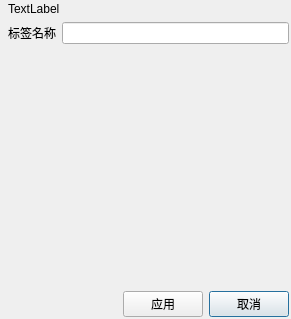
Above: graphical_config/safety_param_dialog.ui from su0814/qt_spc100 before the change. Below: the same form after it.
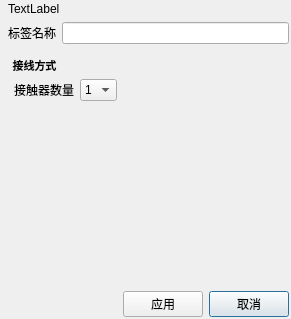
That is the form after the change. The open tabs and pages were chosen to show the change.

Commit message: relay配置增加接触器数量参数

```diff
--- a/graphical_config/safety_param_dialog.ui
+++ b/graphical_config/safety_param_dialog.ui
@@ -291,7 +291,88 @@
       <layout class="QGridLayout" name="gridLayout_21"/>
      </widget>
      <widget class="QWidget" name="page_relay">
-      <layout class="QGridLayout" name="gridLayout_24"/>
+      <layout class="QGridLayout" name="gridLayout_8">
+       <item row="0" column="0">
+        <widget class="QGroupBox" name="groupBox">
+         <property name="font">
+          <font>
+           <pointsize>-1</pointsize>
+           <weight>75</weight>
+           <italic>false</italic>
+           <bold>true</bold>
+          </font>
+         </property>
+         <property name="styleSheet">
+          <string notr="true">QGroupBox{border: none solid gray;font:bold 11px;}
+QGroupBox::title { subcontrol-origin: margin; subcontrol-position: top left; }</string>
+         </property>
+         <property name="title">
+          <string>接线方式</string>
+         </property>
+         <layout class="QGridLayout" name="gridLayout_7">
+          <property name="leftMargin">
+           <number>3</number>
+          </property>
+          <property name="topMargin">
+           <number>20</number>
+          </property>
+          <property name="rightMargin">
+           <number>0</number>
+          </property>
+          <property name="bottomMargin">
+           <number>0</number>
+          </property>
+          <item row="0" column="0">
+           <widget class="QLabel" name="label_5">
+            <property name="text">
+             <string>接触器数量</string>
+            </property>
+           </widget>
+          </item>
+          <item row="0" column="1">
+           <widget class="QComboBox" name="comboBox_contactors_num">
+            <item>
+             <property name="text">
+              <string>1</string>
+             </property>
+            </item>
+            <item>
+             <property name="text">
+              <string>2</string>
+             </property>
+            </item>
+           </widget>
+          </item>
+         </layout>
+        </widget>
+       </item>
+       <item row="1" column="0">
+        <spacer name="verticalSpacer_3">
+         <property name="orientation">
+          <enum>Qt::Vertical</enum>
+         </property>
+         <property name="sizeHint" stdset="0">
+          <size>
+           <width>20</width>
+           <height>180</height>
+          </size>
+         </property>
+        </spacer>
+       </item>
+       <item row="0" column="1">
+        <spacer name="horizontalSpacer_4">
+         <property name="orientation">
+          <enum>Qt::Horizontal</enum>
+         </property>
+         <property name="sizeHint" stdset="0">
+          <size>
+           <width>40</width>
+           <height>20</height>
+          </size>
+         </property>
+        </spacer>
+       </item>
+      </layout>
      </widget>
      <widget class="QWidget" name="page_mos">
       <layout class="QGridLayout" name="gridLayout_28"/>
```
Left out of the diff: 2 changed lines with no effect on the pictures. The commit also changes 6 other files.
